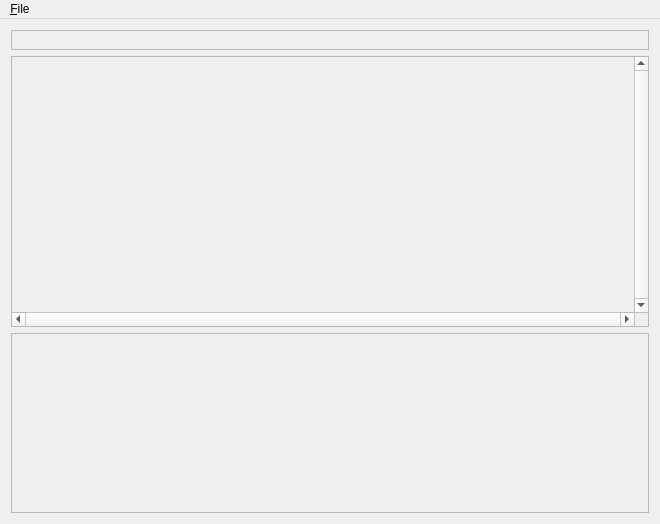
Qt form app/SimpleSequenceView/SequenceWindow.ui (haruneko/stand) before a commit.
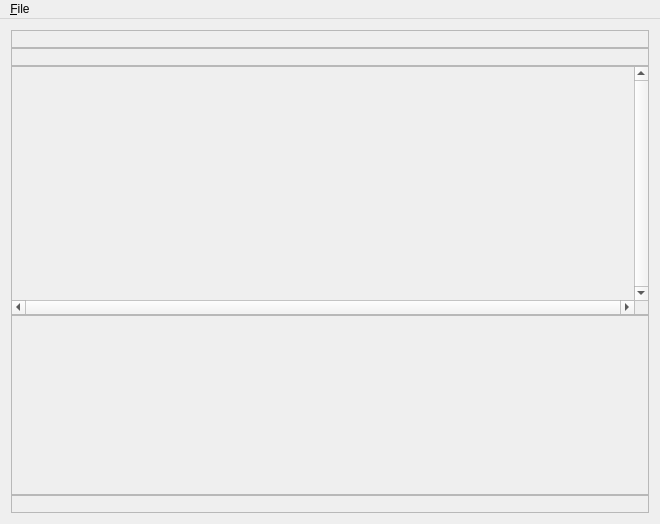
The same form after that commit.

```diff
--- a/app/SimpleSequenceView/SequenceWindow.ui
+++ b/app/SimpleSequenceView/SequenceWindow.ui
@@ -15,18 +15,68 @@
   </property>
   <widget class="QWidget" name="centralWidget">
    <layout class="QVBoxLayout" name="verticalLayout">
+    <property name="spacing">
+     <number>0</number>
+    </property>
+    <item>
+     <widget class="QScrollArea" name="Tempo">
+      <property name="sizePolicy">
+       <sizepolicy hsizetype="Expanding" vsizetype="Fixed">
+        <horstretch>0</horstretch>
+        <verstretch>0</verstretch>
+       </sizepolicy>
+      </property>
+      <property name="minimumSize">
+       <size>
+        <width>0</width>
+        <height>18</height>
+       </size>
+      </property>
+      <property name="maximumSize">
+       <size>
+        <width>16777215</width>
+        <height>18</height>
+       </size>
+      </property>
+      <property name="verticalScrollBarPolicy">
+       <enum>Qt::ScrollBarAlwaysOff</enum>
+      </property>
+      <property name="horizontalScrollBarPolicy">
+       <enum>Qt::ScrollBarAlwaysOff</enum>
+      </property>
+      <property name="widgetResizable">
+       <bool>true</bool>
+      </property>
+      <widget class="QWidget" name="scrollAreaWidgetContents_4">
+       <property name="geometry">
+        <rect>
+         <x>0</x>
+         <y>0</y>
+         <width>640</width>
+         <height>16</height>
+        </rect>
+       </property>
+      </widget>
+     </widget>
+    </item>
     <item>
      <widget class="QScrollArea" name="Beat">
+      <property name="sizePolicy">
+       <sizepolicy hsizetype="Expanding" vsizetype="Fixed">
+        <horstretch>0</horstretch>
+        <verstretch>0</verstretch>
+       </sizepolicy>
+      </property>
       <property name="minimumSize">
        <size>
         <width>0</width>
-        <height>20</height>
+        <height>18</height>
        </size>
       </property>
       <property name="maximumSize">
        <size>
         <width>16777215</width>
-        <height>20</height>
+        <height>18</height>
        </size>
       </property>
       <property name="verticalScrollBarPolicy">
@@ -44,7 +94,7 @@
          <x>0</x>
          <y>0</y>
          <width>640</width>
-         <height>18</height>
+         <height>16</height>
         </rect>
        </property>
       </widget>
@@ -52,6 +102,12 @@
     </item>
     <item>
      <widget class="QScrollArea" name="Pianoroll">
+      <property name="sizePolicy">
+       <sizepolicy hsizetype="Expanding" vsizetype="Expanding">
+        <horstretch>0</horstretch>
+        <verstretch>0</verstretch>
+       </sizepolicy>
+      </property>
       <property name="verticalScrollBarPolicy">
        <enum>Qt::ScrollBarAlwaysOn</enum>
       </property>
@@ -67,7 +123,7 @@
          <x>0</x>
          <y>0</y>
          <width>623</width>
-         <height>251</height>
+         <height>229</height>
         </rect>
        </property>
       </widget>
@@ -75,6 +131,12 @@
     </item>
     <item>
      <widget class="QScrollArea" name="Control">
+      <property name="sizePolicy">
+       <sizepolicy hsizetype="Minimum" vsizetype="Fixed">
+        <horstretch>0</horstretch>
+        <verstretch>0</verstretch>
+       </sizepolicy>
+      </property>
       <property name="minimumSize">
        <size>
         <width>0</width>
@@ -108,6 +170,47 @@
       </widget>
      </widget>
     </item>
+    <item>
+     <widget class="QScrollArea" name="Singer">
+      <property name="sizePolicy">
+       <sizepolicy hsizetype="Expanding" vsizetype="Fixed">
+        <horstretch>0</horstretch>
+        <verstretch>0</verstretch>
+       </sizepolicy>
+      </property>
+      <property name="minimumSize">
+       <size>
+        <width>0</width>
+        <height>18</height>
+       </size>
+      </property>
+      <property name="maximumSize">
+       <size>
+        <width>16777215</width>
+        <height>18</height>
+       </size>
+      </property>
+      <property name="verticalScrollBarPolicy">
+       <enum>Qt::ScrollBarAlwaysOff</enum>
+      </property>
+      <property name="horizontalScrollBarPolicy">
+       <enum>Qt::ScrollBarAlwaysOff</enum>
+      </property>
+      <property name="widgetResizable">
+       <bool>true</bool>
+      </property>
+      <widget class="QWidget" name="scrollAreaWidgetContents_5">
+       <property name="geometry">
+        <rect>
+         <x>0</x>
+         <y>0</y>
+         <width>640</width>
+         <height>16</height>
+        </rect>
+       </property>
+      </widget>
+     </widget>
+    </item>
    </layout>
   </widget>
   <widget class="QMenuBar" name="menuBar">
```
